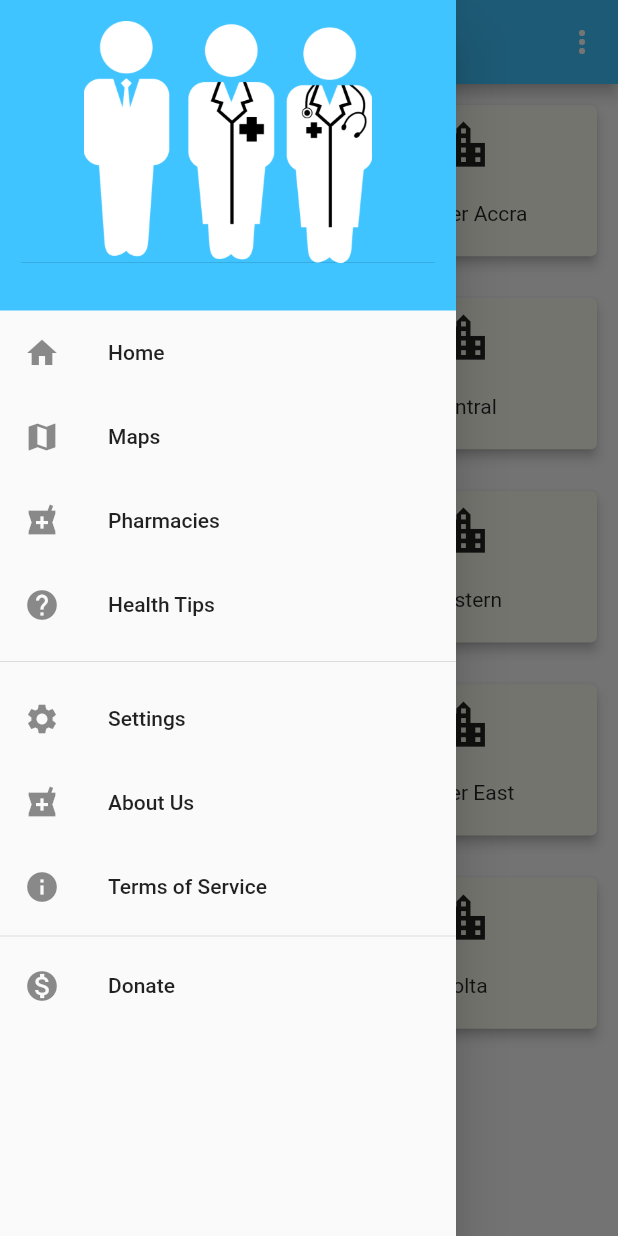
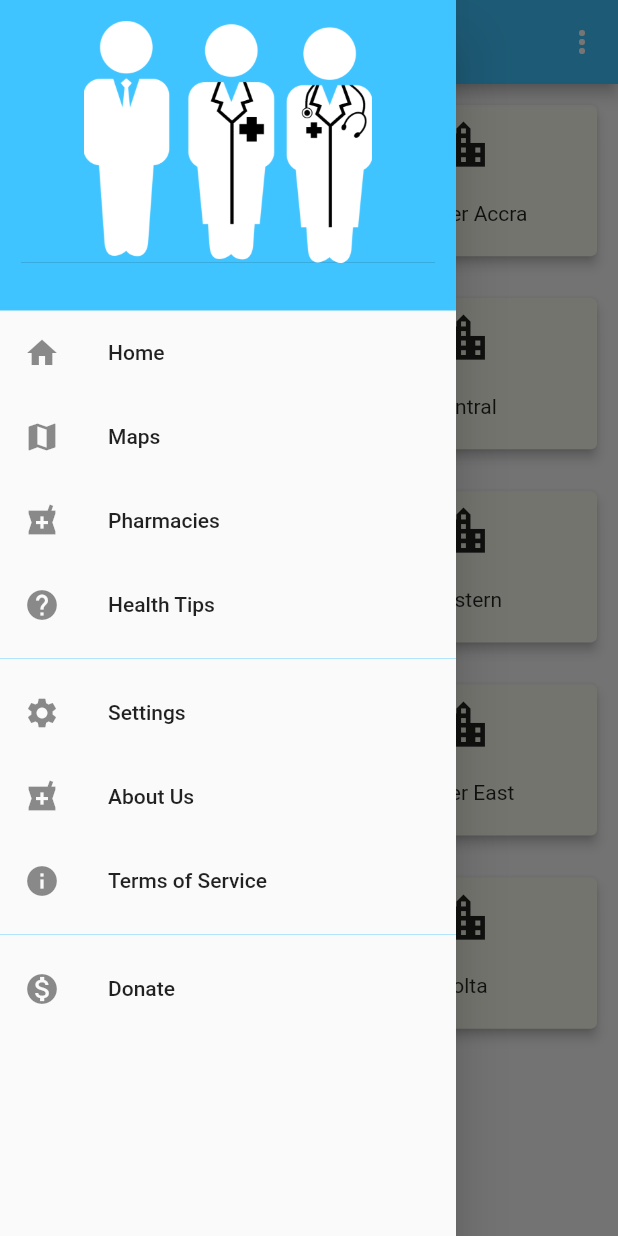
Before and after one commit to RBayor/pharmacy_prototype, a Flutter app: the Home screen opened by its route, with the side drawer open, on a phone screen of 412 x 824 dp. Run offline on Flutter 3.47's test engine with Material 2 defaults, Android fonts, the phone set to English and light mode, and no system bars; our stand-ins replace cloud_firestore; accounts and stored records are empty.

Commit message:
slight color changes

```diff
--- a/lib/screens/reuseable.dart
+++ b/lib/screens/reuseable.dart
@@ -66,7 +66,7 @@ class MyDrawer extends Drawer {
                       leading: Icon(Icons.help),
                     ),
                     Divider(
-                      height: 20.0,
+                      color: Colors.lightBlue[100],
                     ),
                     ListTile(
                         title: Text('Settings'), leading: Icon(Icons.settings)),
@@ -77,7 +77,7 @@ class MyDrawer extends Drawer {
                         title: Text('Terms of Service'),
                         leading: Icon(Icons.info)),
                     Divider(
-                      height: 10.0,
+                      color: Colors.lightBlue[100],
                     ),
                     ListTile(
                         title: Text('Donate'),
```
Also changed, not shown: lib/main.dart (line endings or trailing spaces).
